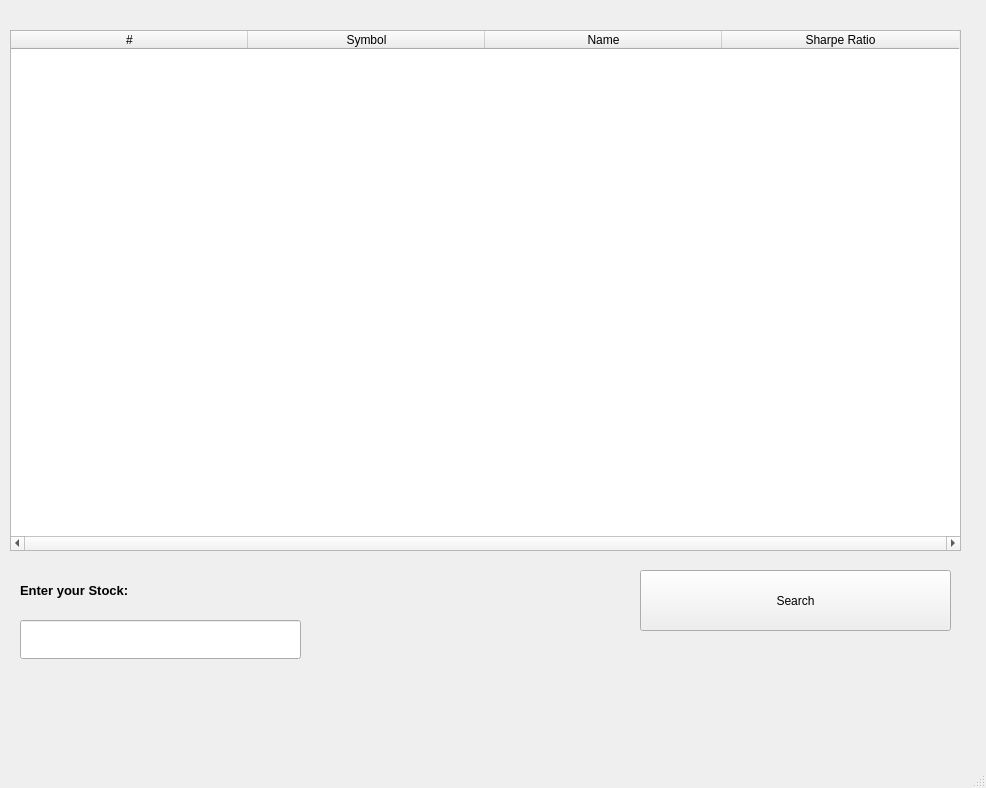
First picture: the form in main.ui, repository zethsqx/simple-qf-calc-py, before the edit.
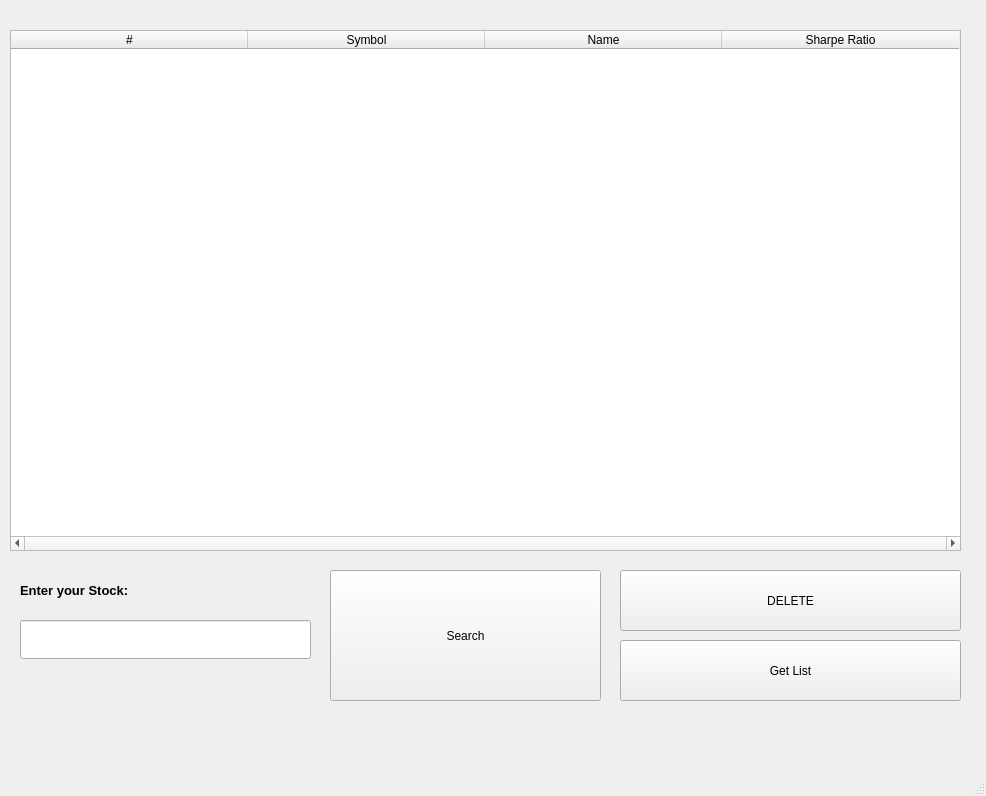
Second picture: the form after the edit.

Commit message: changes to ui Main added GET LIST to return sharpe list added multiprocessing code

The edit to the form file:
```diff
--- a/main.ui
+++ b/main.ui
@@ -7,7 +7,7 @@
     <x>0</x>
     <y>0</y>
     <width>986</width>
-    <height>788</height>
+    <height>796</height>
    </rect>
   </property>
   <property name="maximumSize">
@@ -144,10 +144,10 @@
    <widget class="QPushButton" name="searchButton">
     <property name="geometry">
      <rect>
-      <x>640</x>
+      <x>330</x>
       <y>570</y>
-      <width>311</width>
-      <height>61</height>
+      <width>271</width>
+      <height>131</height>
      </rect>
     </property>
     <property name="text">
@@ -172,11 +172,37 @@
      <rect>
       <x>20</x>
       <y>620</y>
-      <width>281</width>
+      <width>291</width>
       <height>39</height>
      </rect>
     </property>
    </widget>
+   <widget class="QPushButton" name="deleteButton">
+    <property name="geometry">
+     <rect>
+      <x>620</x>
+      <y>570</y>
+      <width>341</width>
+      <height>61</height>
+     </rect>
+    </property>
+    <property name="text">
+     <string>DELETE</string>
+    </property>
+   </widget>
+   <widget class="QPushButton" name="testButton">
+    <property name="geometry">
+     <rect>
+      <x>620</x>
+      <y>640</y>
+      <width>341</width>
+      <height>61</height>
+     </rect>
+    </property>
+    <property name="text">
+     <string>Get List</string>
+    </property>
+   </widget>
   </widget>
   <widget class="QMenuBar" name="menubar">
    <property name="geometry">
```
Left out of the diff: 13 changed lines with no effect on the pictures. The commit also changes 1 other file.
